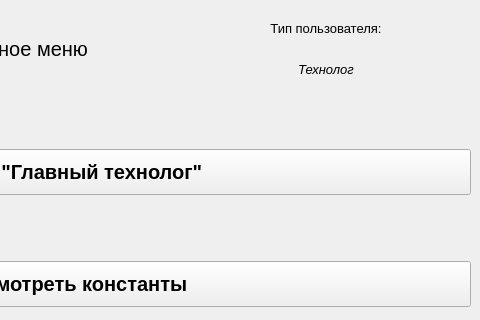
yn4kwert/Technologist, file main_window.ui: the form before one commit; both pictures show x 347 to 827 and y 0 to 320 of the 827 by 470 pixel window.
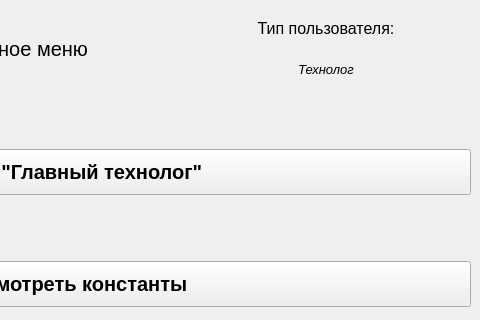
The form after the commit.

The edit to the form file:
```diff
--- a/main_window.ui
+++ b/main_window.ui
@@ -111,10 +111,16 @@
             </property>
             <property name="font">
              <font>
-              <family>MS Sans Serif</family>
-              <pointsize>10</pointsize>
+              <family>Arial</family>
+              <pointsize>12</pointsize>
+              <weight>9</weight>
+              <italic>false</italic>
+              <bold>false</bold>
              </font>
             </property>
+            <property name="styleSheet">
+             <string notr="true">font: 75 12pt &quot;Arial&quot;;</string>
+            </property>
             <property name="text">
              <string>Тип пользователя:</string>
             </property>
```
